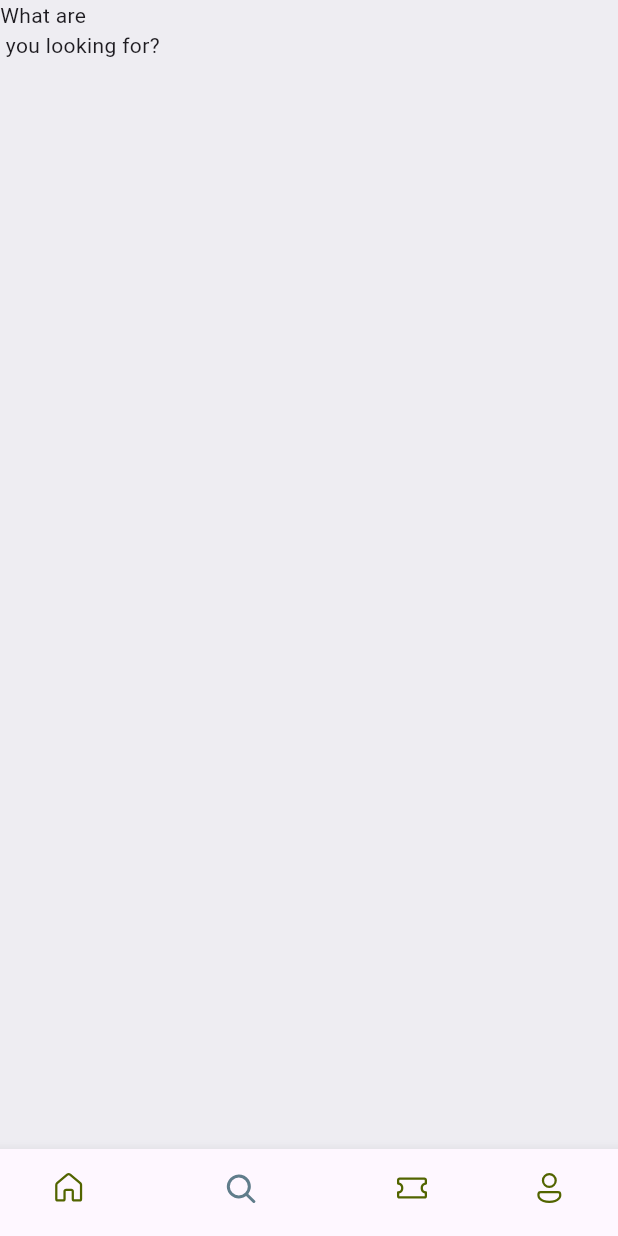
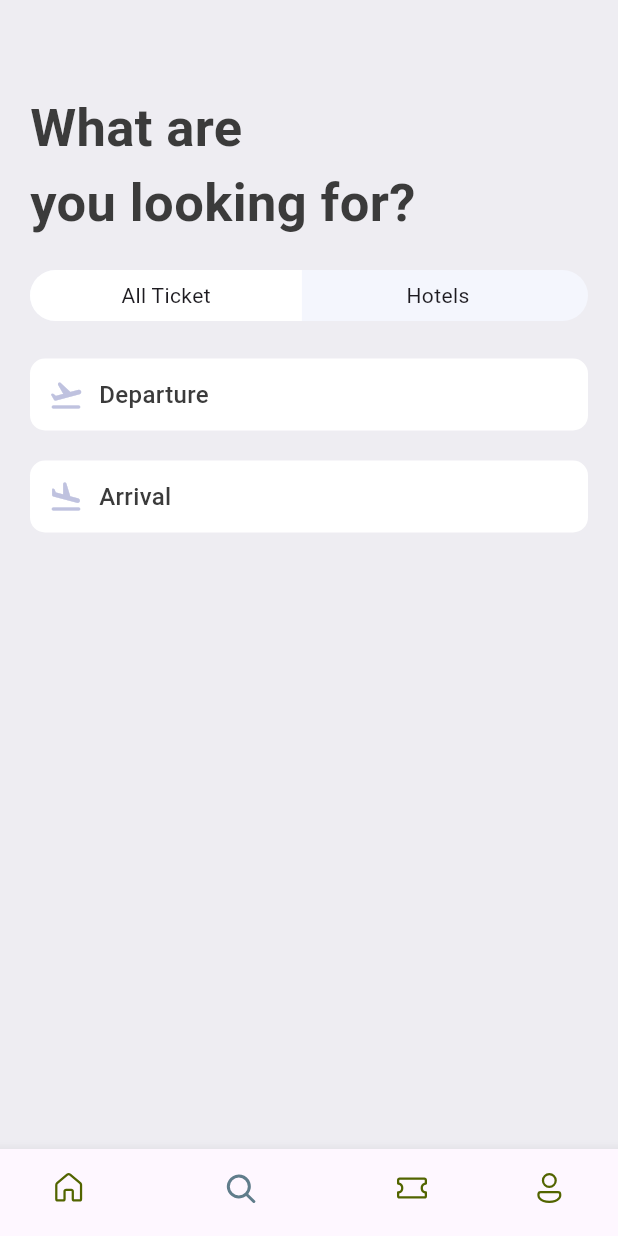
Before and after one commit to loixrang/ticket_app, a Flutter app: the screen it shows after launch, item 2 of the bottom bar chosen, on a phone screen of 412 x 824 dp. Run offline on Flutter 3.47's test engine with Material 3 defaults, Android fonts, the phone set to English and light mode, and no system bars; our stand-ins replace fluentui_icons.

Commit message:
set Departure andArrival tab...

```diff
--- a/lib/base/res/styles/app_styles.dart
+++ b/lib/base/res/styles/app_styles.dart
@@ -9,6 +9,8 @@ class AppStyles {
   static Color textColor = const Color(0xFF3b3b3b);
   static Color ticketOrange = const Color(0xFFF37B67);
   static Color kakiColor = const Color(0xFFd2bdb6);
+  static Color ticketTabColor = const Color(0xFFF4F6FD);
+  static Color planeColor =  const Color(0xFFBFC2DF);
   static TextStyle textStyle =
       TextStyle(fontSize: 16, color: textColor, fontWeight: FontWeight.w500);
   static TextStyle headLineStyle1 =
--- a/lib/screens/search/search_screen.dart
+++ b/lib/screens/search/search_screen.dart
@@ -1,5 +1,7 @@
 import 'package:flutter/material.dart';
 import 'package:ticket_app/base/res/styles/app_styles.dart';
+import 'package:ticket_app/screens/search/widgets/app_text_icon.dart';
+import 'package:ticket_app/screens/search/widgets/app_ticket_tabs.dart';
 
 class SearchScreen extends StatelessWidget {
   const SearchScreen({super.key});
@@ -7,12 +9,34 @@ class SearchScreen extends StatelessWidget {
   @override
   Widget build(BuildContext context) {
     return Scaffold(
-      backgroundColor: AppStyles.bgColor,
-      body: ListView(
-        children: [
-          Text("What are\n you looking for?")
-        ],
-      )
-    );
+        backgroundColor: AppStyles.bgColor,
+        body: ListView(
+          padding: const EdgeInsets.symmetric(horizontal: 20, vertical: 20),
+          children: [
+            const SizedBox(
+              height: 40,
+            ),
+            Text(
+              "What are\nyou looking for?",
+              style: AppStyles.headLineStyle1.copyWith(fontSize: 35),
+            ),
+            const SizedBox(
+              height: 20,
+            ),
+            const AppTicketTabs(),
+            const SizedBox(
+              height: 25,
+            ),
+            const AppTextIcon(
+              icon: Icons.flight_takeoff_rounded,
+              text: 'Departure',
+            ),
+            const SizedBox(height: 20,),
+            const AppTextIcon(
+              icon: Icons.flight_land_rounded,
+              text: 'Arrival',
+            ),
+          ],
+        ));
   }
 }
--- /dev/null
+++ b/lib/screens/search/widgets/app_text_icon.dart
@@ -0,0 +1,26 @@
+import 'package:flutter/material.dart';
+import 'package:ticket_app/base/res/styles/app_styles.dart';
+
+class AppTextIcon extends StatelessWidget {
+  final IconData icon;
+  final String text;
+  const AppTextIcon({super.key, required this.icon, required this.text});
+
+  @override
+  Widget build(BuildContext context) {
+    return Container(
+      padding: const EdgeInsets.symmetric(vertical: 12, horizontal: 12),
+      decoration: BoxDecoration(
+        borderRadius: BorderRadius.circular(10),
+        color: Colors.white
+      ),
+      child: Row(
+        children: [
+          Icon(icon, color: AppStyles.planeColor,),
+          const SizedBox(width: 10,),
+          Text(text, style: AppStyles.textStyle,)
+        ],
+      ),
+    );
+  }
+}
--- /dev/null
+++ b/lib/screens/search/widgets/app_ticket_tabs.dart
@@ -0,0 +1,53 @@
+import 'package:flutter/material.dart';
+
+class AppTicketTabs extends StatelessWidget {
+  const AppTicketTabs({super.key});
+
+  @override
+  Widget build(BuildContext context) {
+    return Container(
+      decoration: BoxDecoration(
+          borderRadius: BorderRadius.circular(50),
+          color: const Color(0xFFF4F6Fd)),
+      child: const Row(
+        children: [
+          AppTabs(
+            tabText: 'All Ticket',
+          ),
+          AppTabs(
+            tabText: 'Hotels',
+            tabBorder: true,
+            tabColor: false,
+          ),
+        ],
+      ),
+    );
+  }
+}
+
+class AppTabs extends StatelessWidget {
+  const AppTabs(
+      {super.key,
+      this.tabText = '',
+      this.tabBorder = false,
+      this.tabColor = true});
+  final String tabText;
+  final bool tabBorder;
+  final bool tabColor;
+
+  @override
+  Widget build(BuildContext context) {
+    final size = MediaQuery.of(context).size;
+    return Container(
+      width: size.width * .44,
+      padding: const EdgeInsets.symmetric(vertical: 7.0),
+      decoration: BoxDecoration(
+        color: tabColor == true? Colors.white : Colors.transparent,
+        borderRadius: tabBorder == false
+            ? const BorderRadius.horizontal(left: Radius.circular(50))
+            : const BorderRadius.horizontal(right: Radius.circular(50)),
+      ),
+      child: Center(child: Text(tabText)),
+    );
+  }
+}
```
